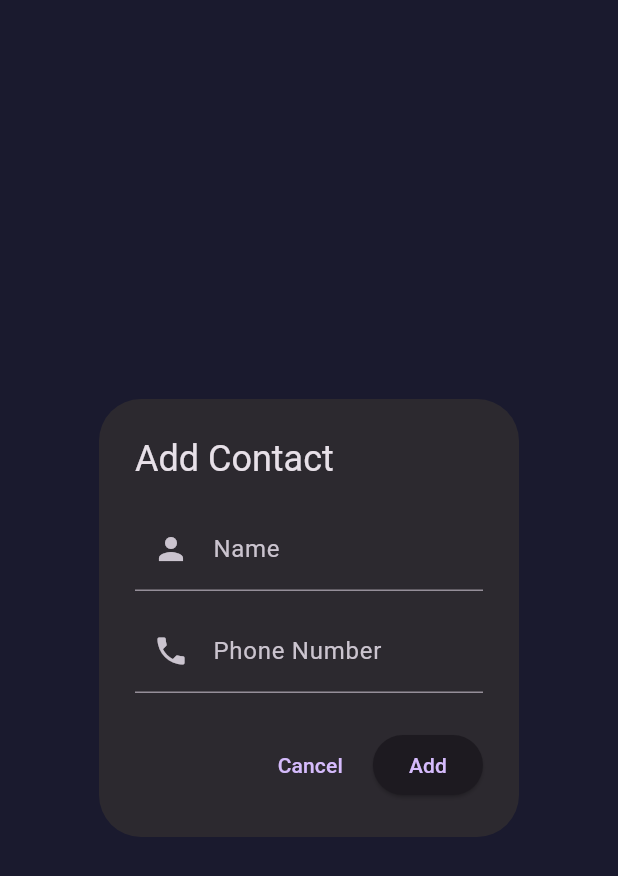
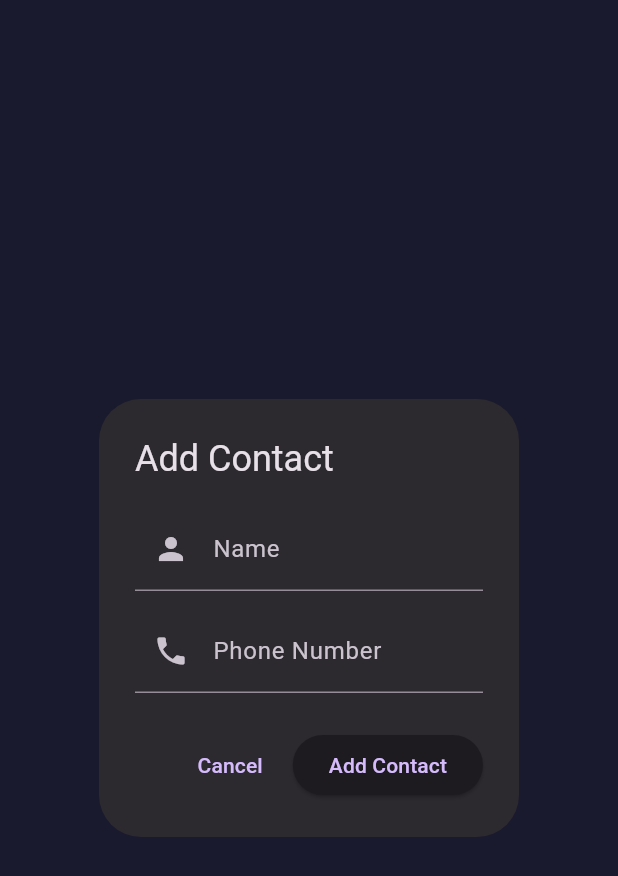
Before and after one commit to thlaure/Fall-Guardian, a Flutter app: the _ContactDialog widget shown alone on an empty page, opened directly, on a phone screen of 412 x 824 dp. Shown: the top 876 px of the screen. Run offline on Flutter 3.47's test engine with Material 3 defaults, Android fonts, the phone set to English and light mode, and no system bars; our stand-ins replace flutter_local_notifications, geolocator, shared_preferences; missing offline and left inert: flutter_sms; accounts and stored records are empty.

Commit message:
Add English/French i18n support
- Add AppLocalizations base class with full delegate
- Add AppLocalizationsEn and AppLocalizationsFr covering all UI strings,
  notifications, and SMS messages
- Update all screens (Home, Contacts, FallAlert, History, Settings)
  to use AppLocalizations.of(context)
- Update NotificationService to accept localized title/body strings
- Update SmsService to receive the pre-built localized message from caller
- Replace WillPopScope (deprecated) with PopScope in FallAlertScreen
- Add flutter_localizations dependency to pubspec.yaml

To add a new language: create app_localizations_XX.dart implementing
AppLocalizations, then add Locale('xx') to supportedLocales and a
case to the delegate's load() switch.

```diff
--- /dev/null
+++ b/flutter_app/lib/l10n/app_localizations.dart
@@ -0,0 +1,112 @@
+import 'package:flutter/material.dart';
+import 'app_localizations_en.dart';
+import 'app_localizations_fr.dart';
+
+/// Usage in widgets: AppLocalizations.of(context).someString
+abstract class AppLocalizations {
+  static AppLocalizations of(BuildContext context) =>
+      Localizations.of<AppLocalizations>(context, AppLocalizations)!;
+
+  static const delegate = _AppLocalizationsDelegate();
+
+  static const supportedLocales = [
+    Locale('en'),
+    Locale('fr'),
+  ];
+
+  // ── Generic ──────────────────────────────────────────────────────────────
+  String get appTitle;
+  String get cancel;
+  String get save;
+  String get remove;
+  String get required_;
+  String get unitG;
+  String get unitMs;
+  String get unitDeg;
+
+  // ── Home ─────────────────────────────────────────────────────────────────
+  String get homeStatusTitle;
+  String get homeStatusBody;
+  String get homeContactsTitle;
+  String get homeContactsSubtitle;
+  String get homeHistoryTitle;
+  String get homeHistorySubtitle;
+  String get homeFootnote;
+
+  // ── Contacts ─────────────────────────────────────────────────────────────
+  String get contactsScreenTitle;
+  String contactsRemoveTitle(String name);
+  String get contactsEmpty;
+  String get contactsEmptyHint;
+  String get addContact;
+  String get editContact;
+  String get contactNameLabel;
+  String get contactPhoneLabel;
+
+  // ── Fall Alert ────────────────────────────────────────────────────────────
+  String get fallAlertTitle;
+  String get fallAlertBody;
+  String get gettingLocation;
+  String get sendingSms;
+  String get smsFailed;
+  String alertSentCount(int count);
+  String get cancelAlert;
+
+  // ── History ──────────────────────────────────────────────────────────────
+  String get historyTitle;
+  String get clearHistoryTitle;
+  String get clearHistoryBody;
+  String get clear;
+  String get historyEmpty;
+  String get statusAlertSent;
+  String get statusAlertFailed;
+  String get statusCancelled;
+  String get statusTimedOut;
+  String notifiedLabel(String names);
+  String locationLabel(String coords);
+
+  // ── Settings ─────────────────────────────────────────────────────────────
+  String get settingsTitle;
+  String get settingsSaved;
+  String get thresholdsSection;
+  String get thresholdsInfo;
+  String get freeFallLabel;
+  String get freeFallDesc;
+  String get impactLabel;
+  String get impactDesc;
+  String get tiltLabel;
+  String get tiltDesc;
+  String get freeFallDurationLabel;
+  String get freeFallDurationDesc;
+  String get resetDefaults;
+
+  // ── Notifications ─────────────────────────────────────────────────────────
+  String get notifTitle;
+  String get notifBody;
+
+  // ── SMS ───────────────────────────────────────────────────────────────────
+  String smsMessage(String locationLine);
+  String get smsLocationUnavailable;
+  String smsLocationLine(double lat, double lng);
+}
+
+class _AppLocalizationsDelegate
+    extends LocalizationsDelegate<AppLocalizations> {
+  const _AppLocalizationsDelegate();
+
+  @override
+  bool isSupported(Locale locale) =>
+      AppLocalizations.supportedLocales
+          .any((l) => l.languageCode == locale.languageCode);
+
+  @override
+  Future<AppLocalizations> load(Locale locale) async {
+    return switch (locale.languageCode) {
+      'fr' => AppLocalizationsFr(),
+      _ => AppLocalizationsEn(),
+    };
+  }
+
+  @override
+  bool shouldReload(_AppLocalizationsDelegate old) => false;
+}
--- a/flutter_app/lib/screens/contacts_screen.dart
+++ b/flutter_app/lib/screens/contacts_screen.dart
@@ -1,5 +1,6 @@
 import 'package:flutter/material.dart';
 import 'package:uuid/uuid.dart';
+import '../l10n/app_localizations.dart';
 import '../models/contact.dart';
 import '../repositories/contacts_repository.dart';
 
@@ -52,19 +53,20 @@ class _ContactsScreenState extends State<ContactsScreen> {
   }
 
   Future<void> _deleteContact(Contact contact) async {
+    final l10n = AppLocalizations.of(context);
     final confirmed = await showDialog<bool>(
       context: context,
       builder: (_) => AlertDialog(
-        title: const Text('Remove contact?'),
-        content: Text('Remove ${contact.name} from emergency contacts?'),
+        title: Text(l10n.contactsScreenTitle),
+        content: Text(l10n.contactsRemoveTitle(contact.name)),
         actions: [
           TextButton(
               onPressed: () => Navigator.pop(context, false),
-              child: const Text('Cancel')),
+              child: Text(l10n.cancel)),
           TextButton(
               onPressed: () => Navigator.pop(context, true),
-              child:
-                  const Text('Remove', style: TextStyle(color: Colors.red))),
+              child: Text(l10n.remove,
+                  style: const TextStyle(color: Colors.red))),
         ],
       ),
     );
@@ -76,12 +78,14 @@ class _ContactsScreenState extends State<ContactsScreen> {
 
   @override
   Widget build(BuildContext context) {
+    final l10n = AppLocalizations.of(context);
+
     return Scaffold(
       backgroundColor: const Color(0xFF1A1A2E),
       appBar: AppBar(
         backgroundColor: const Color(0xFF16213E),
-        title: const Text('Emergency Contacts',
-            style: TextStyle(color: Colors.white)),
+        title: Text(l10n.contactsScreenTitle,
+            style: const TextStyle(color: Colors.white)),
         iconTheme: const IconThemeData(color: Colors.white),
       ),
       floatingActionButton: FloatingActionButton(
@@ -92,7 +96,7 @@ class _ContactsScreenState extends State<ContactsScreen> {
       body: _loading
           ? const Center(child: CircularProgressIndicator())
           : _contacts.isEmpty
-              ? _EmptyState(onAdd: _addContact)
+              ? _EmptyState(l10n: l10n, onAdd: _addContact)
               : ListView.builder(
                   padding: const EdgeInsets.all(16),
                   itemCount: _contacts.length,
@@ -107,8 +111,9 @@ class _ContactsScreenState extends State<ContactsScreen> {
 }
 
 class _EmptyState extends StatelessWidget {
+  final AppLocalizations l10n;
   final VoidCallback onAdd;
-  const _EmptyState({required this.onAdd});
+  const _EmptyState({required this.l10n, required this.onAdd});
 
   @override
   Widget build(BuildContext context) {
@@ -118,17 +123,17 @@ class _EmptyState extends StatelessWidget {
         children: [
           const Icon(Icons.people_outline, size: 72, color: Colors.white24),
           const SizedBox(height: 16),
-          const Text('No contacts yet',
-              style: TextStyle(color: Colors.white54, fontSize: 18)),
+          Text(l10n.contactsEmpty,
+              style: const TextStyle(color: Colors.white54, fontSize: 18)),
           const SizedBox(height: 8),
-          const Text('Add family members to notify on fall detection.',
-              style: TextStyle(color: Colors.white38, fontSize: 14),
+          Text(l10n.contactsEmptyHint,
+              style: const TextStyle(color: Colors.white38, fontSize: 14),
               textAlign: TextAlign.center),
           const SizedBox(height: 24),
           ElevatedButton.icon(
             onPressed: onAdd,
             icon: const Icon(Icons.add),
-            label: const Text('Add Contact'),
+            label: Text(l10n.addContact),
             style: ElevatedButton.styleFrom(
                 backgroundColor: const Color(0xFF533483)),
           ),
@@ -161,8 +166,8 @@ class _ContactTile extends StatelessWidget {
           child: Text(contact.name[0].toUpperCase(),
               style: const TextStyle(color: Colors.white)),
         ),
-        title:
-            Text(contact.name, style: const TextStyle(color: Colors.white)),
+        title: Text(contact.name,
+            style: const TextStyle(color: Colors.white)),
         subtitle: Text(contact.phone,
             style: const TextStyle(color: Colors.white60)),
         trailing: Row(
@@ -210,9 +215,11 @@ class _ContactDialogState extends State<_ContactDialog> {
 
   @override
   Widget build(BuildContext context) {
+    final l10n = AppLocalizations.of(context);
     final isEditing = widget.existing != null;
+
     return AlertDialog(
-      title: Text(isEditing ? 'Edit Contact' : 'Add Contact'),
+      title: Text(isEditing ? l10n.editContact : l10n.addContact),
       content: Form(
         key: _formKey,
         child: Column(
@@ -220,19 +227,21 @@ class _ContactDialogState extends State<_ContactDialog> {
           children: [
             TextFormField(
               controller: _name,
-              decoration: const InputDecoration(
-                  labelText: 'Name', prefixIcon: Icon(Icons.person)),
+              decoration: InputDecoration(
+                  labelText: l10n.contactNameLabel,
+                  prefixIcon: const Icon(Icons.person)),
               validator: (v) =>
-                  v == null || v.trim().isEmpty ? 'Required' : null,
+                  v == null || v.trim().isEmpty ? l10n.required_ : null,
             ),
             const SizedBox(height: 12),
             TextFormField(
               controller: _phone,
-              decoration: const InputDecoration(
-                  labelText: 'Phone Number', prefixIcon: Icon(Icons.phone)),
+              decoration: InputDecoration(
+                  labelText: l10n.contactPhoneLabel,
+                  prefixIcon: const Icon(Icons.phone)),
               keyboardType: TextInputType.phone,
               validator: (v) =>
-                  v == null || v.trim().isEmpty ? 'Required' : null,
+                  v == null || v.trim().isEmpty ? l10n.required_ : null,
             ),
           ],
         ),
@@ -240,7 +249,7 @@ class _ContactDialogState extends State<_ContactDialog> {
       actions: [
         TextButton(
             onPressed: () => Navigator.pop(context),
-            child: const Text('Cancel')),
+            child: Text(l10n.cancel)),
         ElevatedButton(
           onPressed: () {
             if (_formKey.currentState!.validate()) {
@@ -252,7 +261,7 @@ class _ContactDialogState extends State<_ContactDialog> {
               Navigator.pop(context, contact);
             }
           },
-          child: Text(isEditing ? 'Save' : 'Add'),
+          child: Text(isEditing ? l10n.save : l10n.addContact),
         ),
       ],
     );
--- a/flutter_app/pubspec.yaml
+++ b/flutter_app/pubspec.yaml
@@ -10,6 +10,8 @@ environment:
 
 dependencies:
   flutter:
+    sdk: flutter
+  flutter_localizations:
     sdk: flutter
 
   # GPS location
```
Also changed, not shown: flutter_app/lib/l10n/app_localizations_en.dart (added, +99 -0 lines), flutter_app/lib/l10n/app_localizations_fr.dart (added, +102 -0 lines), flutter_app/lib/main.dart (+21 -2 lines), flutter_app/lib/screens/fall_alert_screen.dart (+31 -23 lines), flutter_app/lib/screens/history_screen.dart (+36 -28 lines), flutter_app/lib/screens/home_screen.dart (+25 -20 lines), flutter_app/lib/screens/settings_screen.dart (+32 -34 lines), flutter_app/lib/services/notification_service.dart (+8 -5 lines), flutter_app/lib/services/sms_service.dart (+6 -14 lines).
